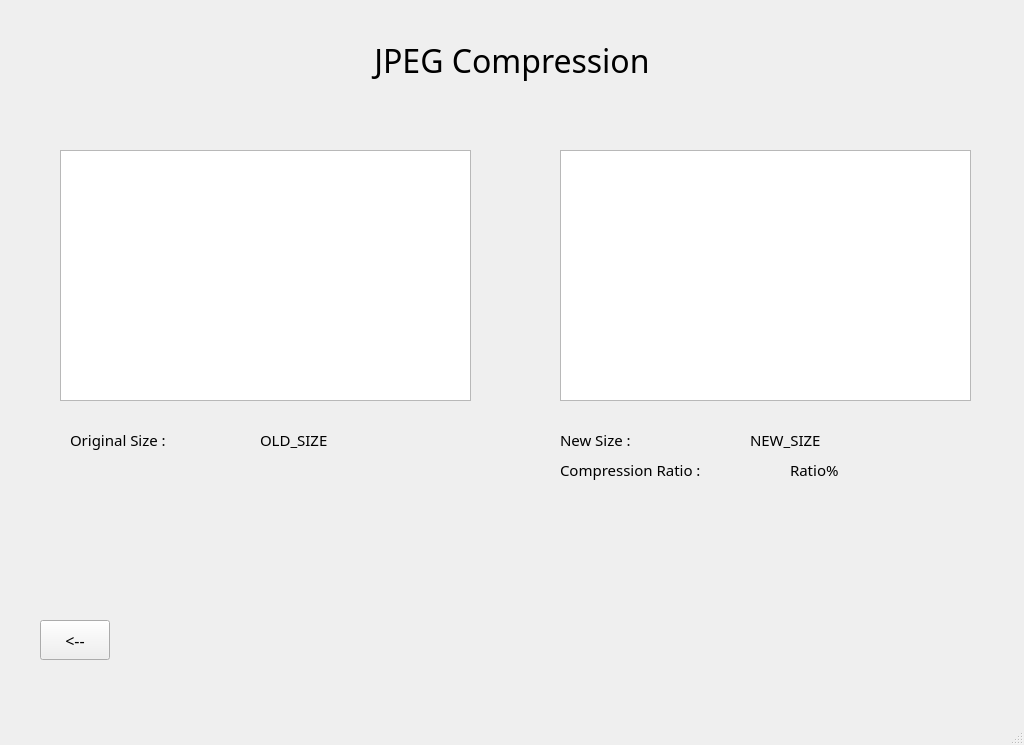
The window that jpeg_compare.ui (abowahbaz/Image_Processing_App) describes before a commit, drawn with Qt 5.
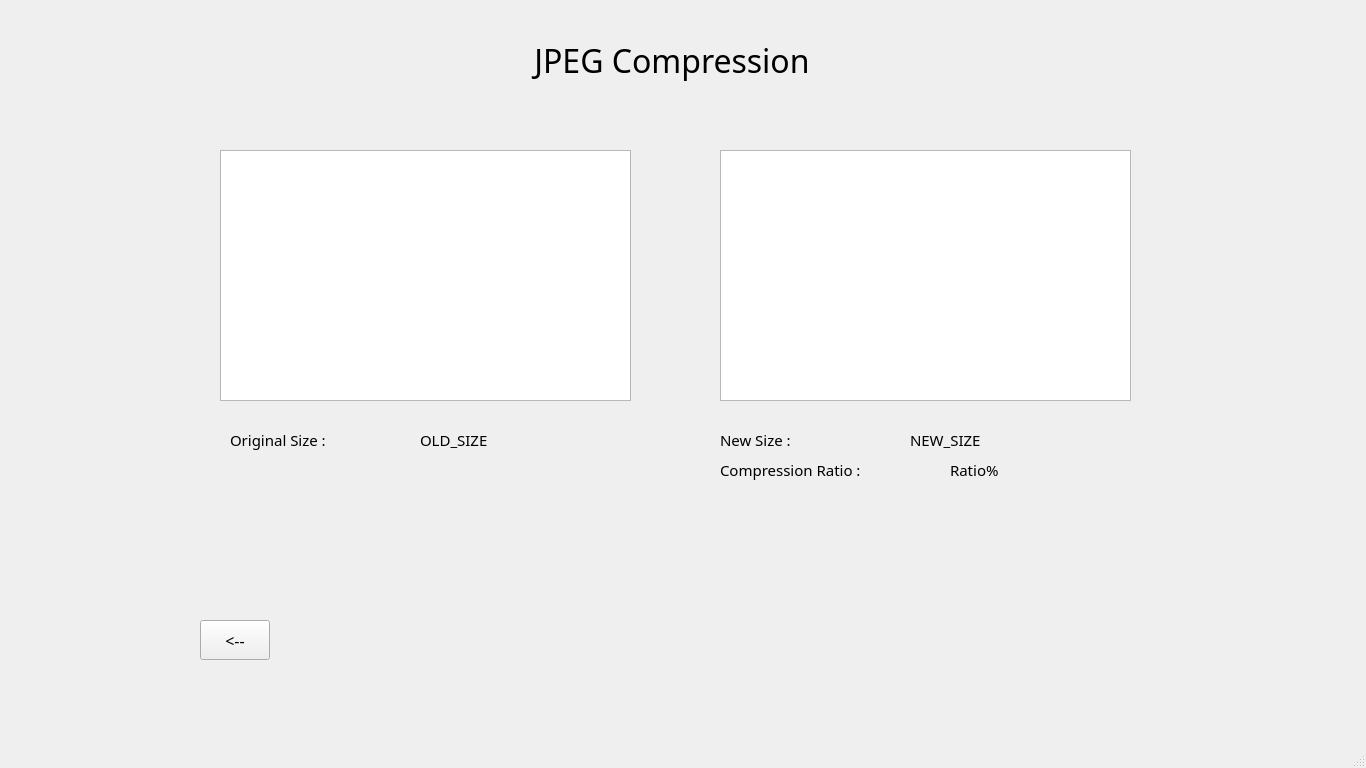
The same window after the commit.

Commit message: Added batch file to run project , made the scalling of the gui 1366x768

Patch:
```diff
--- a/jpeg_compare.ui
+++ b/jpeg_compare.ui
@@ -6,8 +6,8 @@
    <rect>
     <x>0</x>
     <y>0</y>
-    <width>1024</width>
-    <height>745</height>
+    <width>1366</width>
+    <height>768</height>
    </rect>
   </property>
   <property name="windowTitle">
@@ -17,7 +17,7 @@
    <widget class="QPushButton" name="home_button">
     <property name="geometry">
      <rect>
-      <x>40</x>
+      <x>200</x>
       <y>620</y>
       <width>70</width>
       <height>40</height>
@@ -42,7 +42,7 @@
    <widget class="QGraphicsView" name="old_image_view">
     <property name="geometry">
      <rect>
-      <x>60</x>
+      <x>220</x>
       <y>150</y>
       <width>411</width>
       <height>251</height>
@@ -58,7 +58,7 @@
    <widget class="QGraphicsView" name="new_image_view">
     <property name="geometry">
      <rect>
-      <x>560</x>
+      <x>720</x>
       <y>150</y>
       <width>411</width>
       <height>251</height>
@@ -74,7 +74,7 @@
    <widget class="QLabel" name="osize_lable">
     <property name="geometry">
      <rect>
-      <x>70</x>
+      <x>230</x>
       <y>420</y>
       <width>171</width>
       <height>41</height>
@@ -93,7 +93,7 @@
    <widget class="QLabel" name="osize_value">
     <property name="geometry">
      <rect>
-      <x>260</x>
+      <x>420</x>
       <y>420</y>
       <width>171</width>
       <height>41</height>
@@ -112,7 +112,7 @@
    <widget class="QLabel" name="nsize_value">
     <property name="geometry">
      <rect>
-      <x>750</x>
+      <x>910</x>
       <y>420</y>
       <width>171</width>
       <height>41</height>
@@ -131,7 +131,7 @@
    <widget class="QLabel" name="nsize_label">
     <property name="geometry">
      <rect>
-      <x>560</x>
+      <x>720</x>
       <y>420</y>
       <width>171</width>
       <height>41</height>
@@ -150,7 +150,7 @@
    <widget class="QLabel" name="comp_label">
     <property name="geometry">
      <rect>
-      <x>560</x>
+      <x>720</x>
       <y>450</y>
       <width>331</width>
       <height>41</height>
@@ -169,7 +169,7 @@
    <widget class="QLabel" name="comp_value">
     <property name="geometry">
      <rect>
-      <x>790</x>
+      <x>950</x>
       <y>450</y>
       <width>171</width>
       <height>41</height>
@@ -188,7 +188,7 @@
    <widget class="QLabel" name="heading">
     <property name="geometry">
      <rect>
-      <x>0</x>
+      <x>160</x>
       <y>10</y>
       <width>1024</width>
       <height>101</height>
```
Left out of the diff: 2 changed lines with no effect on the pictures. The commit also changes 7 other files.
